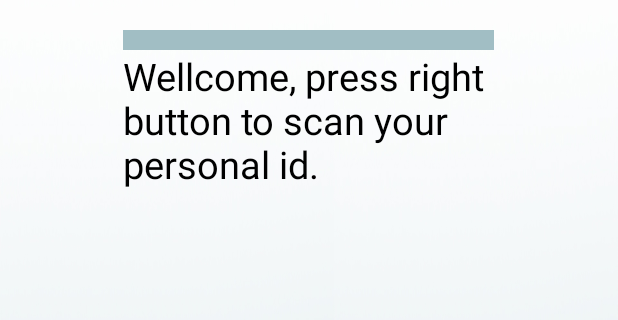
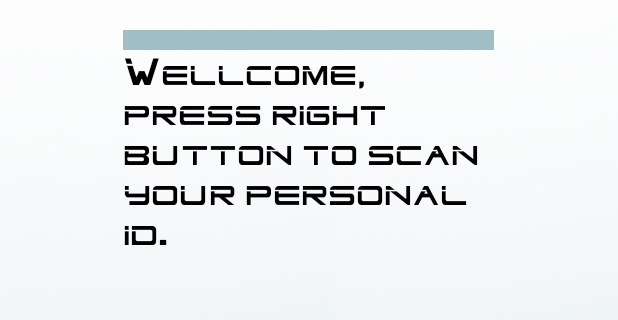
Before and after one commit to CFMFERNANDEZ/ImagenNext, an Android app: the screen it shows after launch (WSMDSelectionActivity), on a phone screen of 412 x 824 dp, the part 231-551 px from its top. Run offline under Robolectric (Android 15) with nearby library versions, the phone set to English and light mode, and no system bars; libraries missing offline, so code that uses them is left out: me.dm7.barcodescanner; 4 statements that could not run were skipped.

Commit message:
Commit new font

```diff
--- a/app/src/main/java/com/epson/moverio/bt300/sample/samplehwkey/WSMDSelectionActivity.java
+++ b/app/src/main/java/com/epson/moverio/bt300/sample/samplehwkey/WSMDSelectionActivity.java
@@ -8,6 +8,7 @@ import android.content.SharedPreferences;
 import android.content.pm.PackageManager;
 import android.graphics.Bitmap;
 import android.graphics.BitmapFactory;
+import android.graphics.Typeface;
 import android.os.AsyncTask;
 import android.preference.PreferenceManager;
 import android.support.v4.app.ActivityCompat;
@@ -144,6 +145,8 @@ public class WSMDSelectionActivity extends AppCompatActivity implements  ZXingSc
     private static String indMessage = "Press right button to scan your workstation.";
     private APIService apiService;
 
+    private static String font_path = "font/CELLFUSION.TTF";
+    private static Typeface TF;
     @Override
     protected void onCreate(Bundle savedInstanceState) {
         super.onCreate(savedInstanceState);
@@ -168,7 +171,16 @@ public class WSMDSelectionActivity extends AppCompatActivity implements  ZXingSc
         //new loadJSON().execute();
         setContentView(R.layout.activity_wsmdselection);
         personnelName = (TextView)findViewById(R.id.personnel_name);
-        personnelName = (TextView)findViewById(R.id.personnel_name);
+        personnelCode= (TextView)findViewById(R.id.personnel_code);
+        personnelEmail = (TextView)findViewById(R.id.personnel_email);
+        message = (TextView)findViewById(R.id.wsmd_message);
+
+        TF = Typeface.createFromAsset(getAssets(),font_path);
+        personnelName.setTypeface(TF);
+        personnelCode.setTypeface(TF);
+        personnelEmail.setTypeface(TF);
+        message.setTypeface(TF);
+
         personnelName.setText("Wellcome, press right button to scan your personal id.");
         findViewById(R.id.loadingPanel).setVisibility(View.GONE);
     }
@@ -182,6 +194,8 @@ public class WSMDSelectionActivity extends AppCompatActivity implements  ZXingSc
             personnelCode = (TextView)findViewById(R.id.personnel_code);
             personnelEmail = (TextView)findViewById(R.id.personnel_email);
             message = (TextView)findViewById(R.id.wsmd_message);
+
+
 
             personnelName.setText(personSelected.getC_fname()+" "+personSelected.getC_lname());
             personnelCode.setText(personSelected.getC_code());
@@ -211,7 +225,7 @@ public class WSMDSelectionActivity extends AppCompatActivity implements  ZXingSc
         @Override
         protected Void doInBackground(Void... voids){
             SharedPreferences prefs = PreferenceManager.getDefaultSharedPreferences(getApplicationContext());
-            String server = prefs.getString("cf_server", "192.168.1.181");
+            String server = prefs.getString("cf_server", "192.168.1.166");
             Log.d("SERVER", server);
             final String url = "http://"+ server + ":8080/WebServicesCellFusion/";
 
@@ -234,6 +248,12 @@ public class WSMDSelectionActivity extends AppCompatActivity implements  ZXingSc
                         personnelCode = (TextView)findViewById(R.id.personnel_code);
                         personnelEmail = (TextView)findViewById(R.id.personnel_email);
                         message = (TextView)findViewById(R.id.wsmd_message);
+
+                        TF = Typeface.createFromAsset(getAssets(),font_path);
+                        personnelName.setTypeface(TF);
+                        personnelCode.setTypeface(TF);
+                        personnelEmail.setTypeface(TF);
+                        message.setTypeface(TF);
 
                         personnelName.setText(personSelected.getC_fname()+" "+personSelected.getC_lname());
                         personnelCode.setText(personSelected.getC_code());
```
Also changed, not shown: app/src/main/java/com/epson/moverio/bt300/sample/samplehwkey/SelectionActivity.java (+8 -0 lines), app/src/main/assets/font/CELLFUSION.TTF (added).
